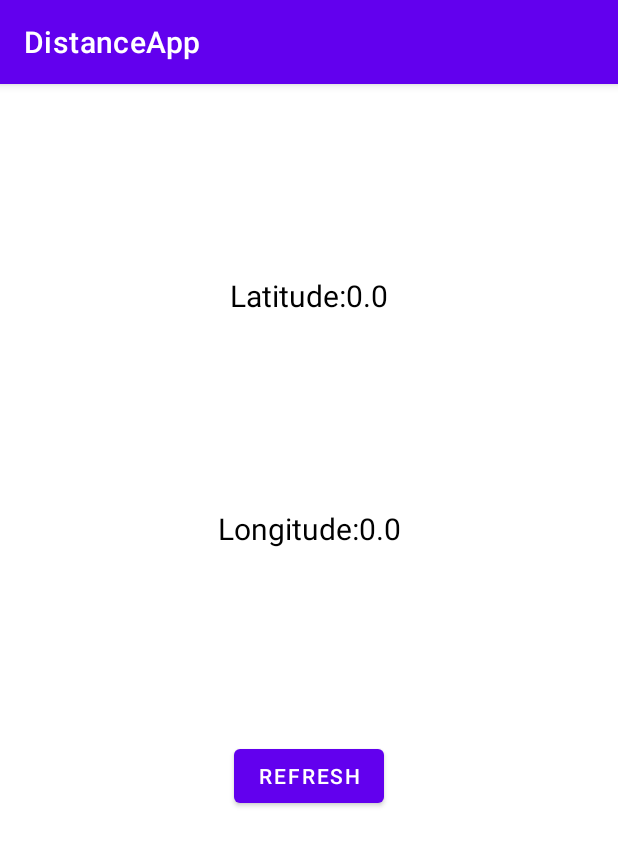
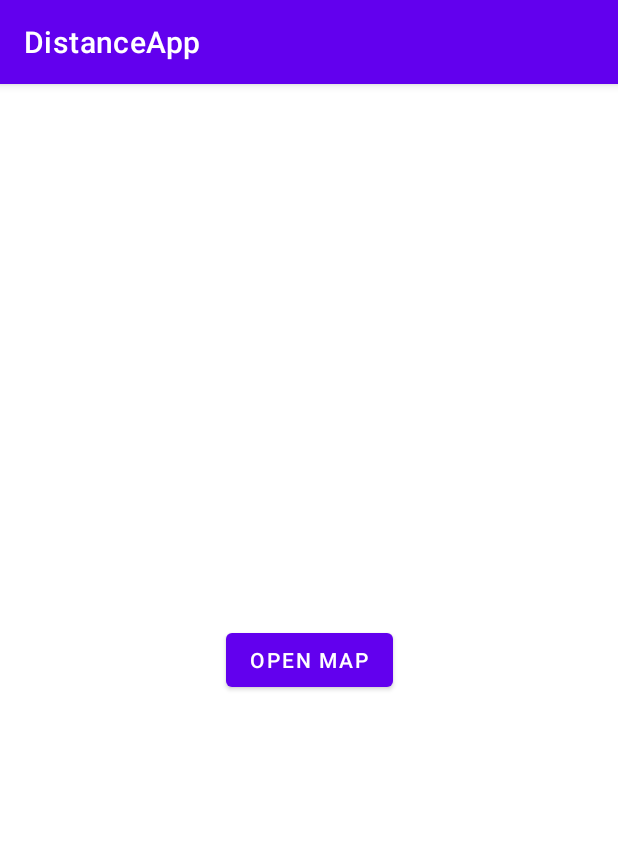
Before and after one commit to fernandes95/distance, an Android app: the screen it shows after launch (MainActivity), on a phone screen of 412 x 824 dp. Shown: the top 846 px of the screen. Run offline under Robolectric (Android 15) with nearby library versions, the phone set to English and light mode, and no system bars.

```diff
--- a/DistanceApp/app/build.gradle
+++ b/DistanceApp/app/build.gradle
@@ -29,6 +29,9 @@ android {
     kotlinOptions {
         jvmTarget = '1.8'
     }
+    buildFeatures {
+        viewBinding true
+    }
 }
 
 dependencies {
@@ -39,6 +42,8 @@ dependencies {
     implementation 'androidx.constraintlayout:constraintlayout:2.1.1'
     implementation 'androidx.lifecycle:lifecycle-livedata-ktx:2.3.1'
     implementation 'androidx.lifecycle:lifecycle-viewmodel-ktx:2.3.1'
+    implementation 'com.google.android.gms:play-services-maps:17.0.0'
+    implementation 'com.google.android.gms:play-services-location:17.0.0'
     testImplementation 'junit:junit:4.+'
     androidTestImplementation 'androidx.test.ext:junit:1.1.3'
     androidTestImplementation 'androidx.test.espresso:espresso-core:3.4.0'
--- a/DistanceApp/app/src/main/java/com/example/distanceapp/ui/main/MainFragment.kt
+++ b/DistanceApp/app/src/main/java/com/example/distanceapp/ui/main/MainFragment.kt
@@ -1,5 +1,6 @@
 package com.example.distanceapp.ui.main
 
+import android.content.Intent
 import androidx.lifecycle.ViewModelProvider
 import android.os.Bundle
 import androidx.fragment.app.Fragment
@@ -8,14 +9,13 @@ import android.view.View
 import android.view.ViewGroup
 import android.widget.TextView
 import com.example.distanceapp.LocationTrack
+import com.example.distanceapp.MapsActivity
 import com.example.distanceapp.R
 import com.google.android.material.button.MaterialButton
 
 class MainFragment : Fragment() {
 
-    private var latitudeTv : TextView? = null
-    private var longitudeTv : TextView? = null
-    private var refreshBtn : MaterialButton? = null
+    private var openMapBtn : MaterialButton? = null
 
     companion object {
         fun newInstance() = MainFragment()
@@ -38,23 +38,11 @@ class MainFragment : Fragment() {
     override fun onViewCreated(view: View, savedInstanceState: Bundle?) {
         super.onViewCreated(view, savedInstanceState)
 
-        latitudeTv = view.findViewById(R.id.latti);
-        longitudeTv = view.findViewById(R.id.longi);
-        refreshBtn = view.findViewById(R.id.refresh);
+        openMapBtn = view.findViewById(R.id.refresh);
 
-        refreshBtn?.setOnClickListener {
-            updateLocation()
-        }
-
-        //Get Location for first create
-        updateLocation()
-    }
-
-    private fun updateLocation() {
-        if (LocationTrack(requireContext()).canGetLocation) {
-
-            latitudeTv?.text = "Latitude:" + LocationTrack(requireContext()).getLatitude().toString()
-            longitudeTv?.text = "Longitude:" + LocationTrack(requireContext()).getLongitude().toString()
+        openMapBtn?.setOnClickListener {
+            val intent = Intent(requireContext(), MapsActivity::class.java)
+            startActivity(intent)
         }
     }
 }
--- a/DistanceApp/app/src/main/res/layout/main_fragment.xml
+++ b/DistanceApp/app/src/main/res/layout/main_fragment.xml
@@ -6,38 +6,13 @@
     android:layout_width="match_parent"
     android:layout_height="match_parent"
     tools:context=".ui.main.MainFragment">
-
-    <TextView
-        android:id="@+id/latti"
-        android:layout_width="wrap_content"
-        android:layout_height="wrap_content"
-        android:textSize="20dp"
-        android:textColor="@color/black"
-        app:layout_constraintBottom_toTopOf="@+id/longi"
-        app:layout_constraintEnd_toEndOf="parent"
-        app:layout_constraintStart_toStartOf="parent"
-        app:layout_constraintTop_toTopOf="parent"
-        tools:text="adsfadfsdf"/>
-    <TextView
-        android:id="@+id/longi"
-        android:layout_width="wrap_content"
-        android:layout_height="wrap_content"
-        android:textSize="20dp"
-        android:textColor="@color/black"
-        app:layout_constraintBottom_toTopOf="@+id/refresh"
-        app:layout_constraintEnd_toEndOf="parent"
-        app:layout_constraintStart_toStartOf="parent"
-        app:layout_constraintTop_toBottomOf="@id/latti"
-        tools:text="adsfadfsdf"/>
-
     <com.google.android.material.button.MaterialButton
         android:id="@+id/refresh"
         android:layout_width="wrap_content"
         android:layout_height="wrap_content"
-        android:text="Refresh"
+        android:text="Open Map"
         app:layout_constraintBottom_toBottomOf="parent"
         app:layout_constraintEnd_toEndOf="parent"
         app:layout_constraintStart_toStartOf="parent"
-        app:layout_constraintTop_toBottomOf="@id/latti"/>
-
+        app:layout_constraintTop_toTopOf="parent"/>
 </androidx.constraintlayout.widget.ConstraintLayout>
--- a/DistanceApp/app/src/main/res/values/strings.xml
+++ b/DistanceApp/app/src/main/res/values/strings.xml
@@ -1,3 +1,4 @@
 <resources>
     <string name="app_name">DistanceApp</string>
+    <string name="title_activity_maps">MapsActivity</string>
 </resources>
```
Also changed, not shown: DistanceApp/app/src/debug/res/values/google_maps_api.xml (added, +24 -0 lines), DistanceApp/app/src/main/AndroidManifest.xml (+30 -4 lines), DistanceApp/app/src/main/java/com/example/distanceapp/MapsActivity.kt (added, +61 -0 lines), DistanceApp/app/src/main/res/layout/activity_maps.xml (added, +9 -0 lines), 1 other file.
